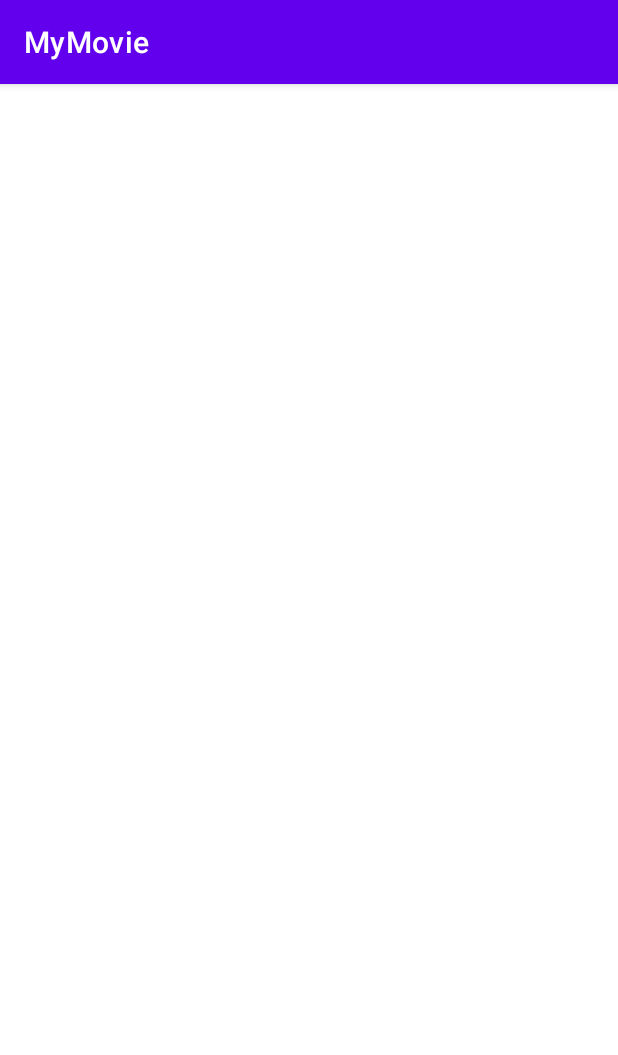
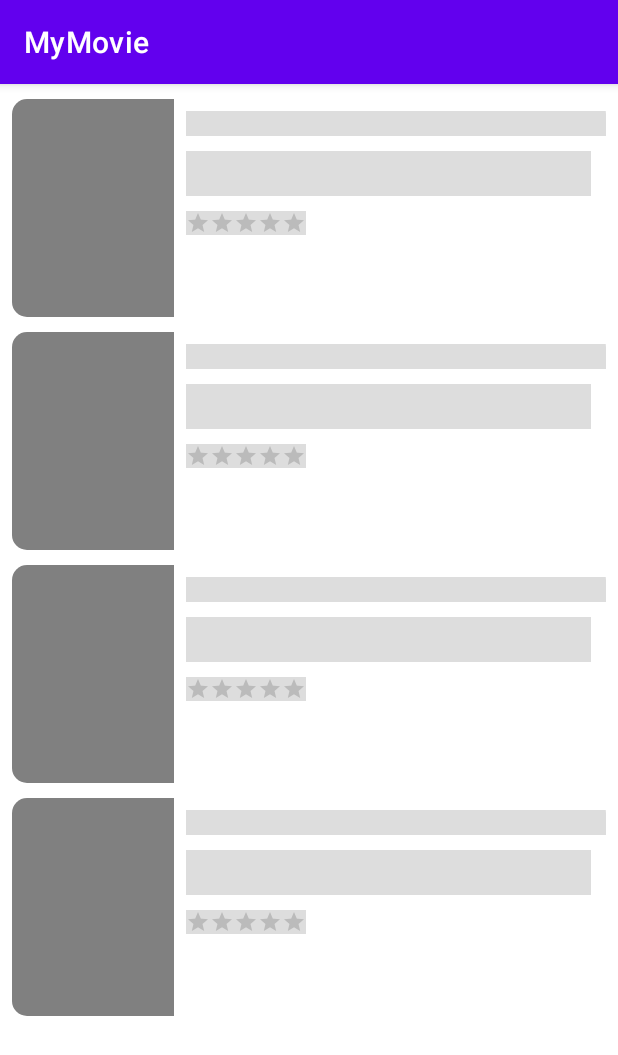
Before and after one commit to Budianto9/MyMovie, an Android app: the screen it shows after launch (MainActivity), on a phone screen of 412 x 824 dp. Shown: the top 1055 px of the screen. Run offline under Robolectric (Android 15) with nearby library versions, the phone set to English and light mode, and no system bars; our stand-ins replace Shimmer, paging; 2 statements that could not run were skipped.

Commit message:
generated code

```diff
--- a/app/src/main/java/com/example/mymovie/main/MainActivity.kt
+++ b/app/src/main/java/com/example/mymovie/main/MainActivity.kt
@@ -1,17 +1,51 @@
 package com.example.mymovie.main
 
+import android.os.Bundle
+import androidx.activity.viewModels
 import androidx.appcompat.app.AppCompatActivity
-import android.os.Bundle
+import androidx.lifecycle.lifecycleScope
+import androidx.recyclerview.widget.LinearLayoutManager
 import com.example.mymovie.databinding.ActivityMainBinding
+import kotlinx.coroutines.flow.collect
+import kotlinx.coroutines.flow.collectLatest
+import kotlinx.coroutines.flow.distinctUntilChanged
 
 class MainActivity : AppCompatActivity() {
 
     private lateinit var binding: ActivityMainBinding
+    private lateinit var movieAdapter: MovieAdapter
 
-    private val viewModel: MainViewModel by viewModel()
+    private val viewModel: MainViewModel by viewModels()
     override fun onCreate(savedInstanceState: Bundle?) {
         super.onCreate(savedInstanceState)
         binding = ActivityMainBinding.inflate(layoutInflater)
         setContentView(binding.root)
+
+        initUi()
+        observeView()
+    }
+
+    private fun initUi(){
+        movieAdapter = MovieAdapter()
+        binding.rvMovie.layoutManager = LinearLayoutManager(this)
+        binding.rvMovie.setHasFixedSize(true)
+        binding.rvMovie.adapter = movieAdapter
+
+//        lifecycleScope.launchWhenCreated {
+//            movieAdapter.loadStateFlow.collect { state->
+//                when{
+//                    state.source
+//                }
+//            }
+//        }
+
+    }
+
+    private fun observeView(){
+        lifecycleScope.launchWhenCreated {
+            viewModel.getMoviePopular().distinctUntilChanged().collectLatest {
+                movieAdapter.submitData(it)
+            }
+        }
     }
 }
--- a/app/src/main/java/com/example/mymovie/main/MainViewModel.kt
+++ b/app/src/main/java/com/example/mymovie/main/MainViewModel.kt
@@ -2,12 +2,18 @@ package com.example.mymovie.main
 
 import androidx.lifecycle.ViewModel
 import androidx.lifecycle.asLiveData
+import androidx.lifecycle.viewModelScope
+import androidx.paging.PagingData
+import androidx.paging.cachedIn
 import com.example.mymovie.BuildConfig
+import com.example.mymovie.core.data.source.remote.response.MovieResponse
 import com.example.mymovie.core.domain.usecase.MovieUseCase
+import kotlinx.coroutines.flow.Flow
 
-class MainViewModel(movieUseCase: MovieUseCase) : ViewModel() {
+class MainViewModel(private val movieUseCase: MovieUseCase) : ViewModel() {
 
     private val apiKey = BuildConfig.API_KEY
 
-    val movie = movieUseCase.getMoviePopularPage(apiKey).asLiveData()
+    fun getMoviePopular() : Flow<PagingData<MovieResponse>> =
+        movieUseCase.getMoviePopularPage(apiKey).cachedIn(viewModelScope)
 }
--- a/app/src/main/res/layout/activity_main.xml
+++ b/app/src/main/res/layout/activity_main.xml
@@ -1,5 +1,6 @@
 <?xml version="1.0" encoding="utf-8"?>
-<androidx.constraintlayout.widget.ConstraintLayout xmlns:android="http://schemas.android.com/apk/res/android"
+<androidx.constraintlayout.widget.ConstraintLayout
+    xmlns:android="http://schemas.android.com/apk/res/android"
     xmlns:app="http://schemas.android.com/apk/res-auto"
     xmlns:tools="http://schemas.android.com/tools"
     android:layout_width="match_parent"
@@ -21,4 +22,30 @@
         tools:listitem="@layout/list_item_movie">
     </androidx.recyclerview.widget.RecyclerView>
 
+
+    <com.facebook.shimmer.ShimmerFrameLayout
+        android:id="@+id/progress_bar"
+        android:layout_width="match_parent"
+        android:layout_height="match_parent"
+        app:layout_constraintBottom_toBottomOf="parent"
+        app:layout_constraintEnd_toEndOf="parent"
+        app:layout_constraintStart_toStartOf="parent"
+        app:layout_constraintTop_toTopOf="parent"
+        app:shimmer_auto_start="true">
+
+        <ScrollView
+            android:layout_width="match_parent"
+            android:layout_height="wrap_content">
+
+            <LinearLayout
+                android:layout_width="match_parent"
+                android:layout_height="wrap_content"
+                android:orientation="vertical">
+                <include layout="@layout/item_list_placeholder" />
+                <include layout="@layout/item_list_placeholder" />
+                <include layout="@layout/item_list_placeholder" />
+                <include layout="@layout/item_list_placeholder" />
+            </LinearLayout>
+        </ScrollView>
+    </com.facebook.shimmer.ShimmerFrameLayout>
 </androidx.constraintlayout.widget.ConstraintLayout>
--- /dev/null
+++ b/app/src/main/res/layout/item_list_placeholder.xml
@@ -0,0 +1,86 @@
+<?xml version="1.0" encoding="utf-8"?>
+<androidx.constraintlayout.widget.ConstraintLayout
+    xmlns:android="http://schemas.android.com/apk/res/android"
+    xmlns:app="http://schemas.android.com/apk/res-auto"
+    android:layout_width="match_parent"
+    android:layout_height="match_parent">
+
+    <androidx.cardview.widget.CardView
+        android:id="@+id/cardView"
+        android:layout_width="match_parent"
+        android:layout_height="wrap_content"
+        android:layout_marginStart="8dp"
+        android:layout_marginTop="10dp"
+        android:layout_marginEnd="8dp"
+        app:cardCornerRadius="10dp"
+        app:layout_constraintEnd_toEndOf="parent"
+        app:layout_constraintStart_toStartOf="parent"
+        app:layout_constraintTop_toTopOf="parent">
+
+        <androidx.constraintlayout.widget.ConstraintLayout
+            android:layout_width="match_parent"
+            android:layout_height="match_parent">
+
+            <ImageView
+                android:id="@+id/imageView"
+                android:layout_width="108dp"
+                android:layout_height="145dp"
+                android:background="#7F000000"
+                app:layout_constraintBottom_toBottomOf="parent"
+                app:layout_constraintStart_toStartOf="parent"
+                app:layout_constraintTop_toTopOf="parent" />
+
+            <TextView
+                android:id="@+id/textView"
+                android:layout_width="0dp"
+                android:layout_height="wrap_content"
+                android:layout_marginStart="8dp"
+                android:layout_marginTop="8dp"
+                android:background="#DDDDDD"
+                android:textSize="12dp"
+                android:textStyle="bold"
+                app:layout_constraintEnd_toEndOf="parent"
+                app:layout_constraintHorizontal_bias="0.0"
+                app:layout_constraintStart_toEndOf="@+id/imageView"
+                app:layout_constraintTop_toTopOf="parent" />
+
+            <TextView
+                android:id="@+id/textView2"
+                android:layout_width="0dp"
+                android:layout_height="wrap_content"
+                android:layout_marginTop="10dp"
+                android:layout_marginEnd="10dp"
+                android:lines="3"
+                android:background="#DDDDDD"
+                android:textSize="8dp"
+                app:layout_constraintEnd_toEndOf="parent"
+                app:layout_constraintStart_toStartOf="@+id/textView"
+                app:layout_constraintTop_toBottomOf="@+id/textView" />
+
+            <TextView
+                android:id="@+id/textView3"
+                android:layout_width="wrap_content"
+                android:layout_height="wrap_content"
+                android:layout_marginEnd="10dp"
+                android:layout_marginBottom="10dp"
+                android:background="#DDDDDD"
+                android:textSize="10dp"
+                app:layout_constraintBottom_toBottomOf="parent"
+                app:layout_constraintEnd_toEndOf="parent" />
+
+            <RatingBar
+                android:id="@+id/ratingBar3"
+                style="@style/Widget.AppCompat.RatingBar.Small"
+                android:layout_width="wrap_content"
+                android:layout_height="wrap_content"
+                android:background="#DDDDDD"
+                android:layout_marginTop="10dp"
+                app:layout_constraintBottom_toBottomOf="parent"
+                app:layout_constraintStart_toStartOf="@+id/textView2"
+                app:layout_constraintTop_toBottomOf="@+id/textView2"
+                app:layout_constraintVertical_bias="0.0" />
+
+
+        </androidx.constraintlayout.widget.ConstraintLayout>
+    </androidx.cardview.widget.CardView>
+</androidx.constraintlayout.widget.ConstraintLayout>
--- a/app/src/main/res/layout/list_item_movie.xml
+++ b/app/src/main/res/layout/list_item_movie.xml
@@ -65,7 +65,6 @@
                     android:layout_marginTop="10dp"
                     android:layout_marginEnd="10dp"
                     android:lines="3"
-                    android:text="@{item}"
                     tools:text="Lorem ipsum dolor sit amet, consectetur adipiscing elit. Pellentesque nisi tortor, bibendum vel interdum vel, iaculis sed tortor. Quisque in mauris eleifend, iaculis magna non, finibus ligula. Praesent finibus mollis efficitur. Cras pulvinar non orci sit amet blandit. Vivamus lorem libero, consectetur laoreet faucibus hendrerit, ultrices at nibh. Nunc maximus cursus ex, eget malesuada libero. Curabitur bibendum, lacus quis congue tincidunt, mi lorem condimentum nunc, a tempus eros neque vel nibh. In eu magna est. Vestibulum vel sapien in arcu consequat consectetur. Interdum et malesuada fames ac ante ipsum primis in faucibus. Donec a posuere nunc, vitae suscipit nisi. Donec arcu augue, pharetra blandit nunc nec, laoreet faucibus risus. Mauris tincidunt quis metus et tristique."
                     android:textSize="8dp"
                     app:layout_constraintEnd_toEndOf="parent"
--- a/build.gradle
+++ b/build.gradle
@@ -1,6 +1,6 @@
 // Top-level build file where you can add configuration options common to all sub-projects/modules.
 buildscript {
-    ext.kotlin_version = '1.4.10'
+    ext.kotlin_version = '1.5.10'
     ext.appcompat_version = "1.1.0"
     ext.core_ktx_version = "1.3.2"
     ext.constraint_version = "2.0.4"
@@ -9,6 +9,8 @@ buildscript {
     ext.androidx_junit_version = "1.1.2"
     ext.espresso_version = "3.3.0"
     ext.multidex_version = "2.0.1"
+
+    ext.gradle_version = "6.5.1"
 
     ext.cardview_version = "1.0.0"
     ext.recyclerview_version = "1.1.0"
@@ -32,10 +34,11 @@ buildscript {
 
     repositories {
         google()
+        jcenter()
         mavenCentral()
     }
     dependencies {
-        classpath "com.android.tools.build:gradle:4.2.0"
+        classpath "com.android.tools.build:gradle:7.0.4"
         classpath "org.jetbrains.kotlin:kotlin-gradle-plugin:$kotlin_version"
 
         // NOTE: Do not place your application dependencies here; they belong
@@ -46,8 +49,9 @@ buildscript {
 allprojects {
     repositories {
         google()
+        jcenter()
         mavenCentral()
-        jcenter() // Warning: this repository is going to shut down soon
+        maven { url "https://jitpack.io" }
     }
 }
 
--- a/shared_dependencies.gradle
+++ b/shared_dependencies.gradle
@@ -12,6 +12,8 @@ dependencies {
     implementation "androidx.recyclerview:recyclerview:$recyclerview_version"
     implementation "com.google.android.material:material:$material_version"
     implementation "com.github.bumptech.glide:glide:$glide_version"
+    // notice that the compiler version must be the same than our gradle version
+    kapt "com.android.databinding:compiler:$gradle_version"
 
     // Koin main features for Android
     implementation "io.insert-koin:koin-android:$koin_version"
```
Also changed, not shown: app/build.gradle (+13 -11 lines), gradle/wrapper/gradle-wrapper.properties.
